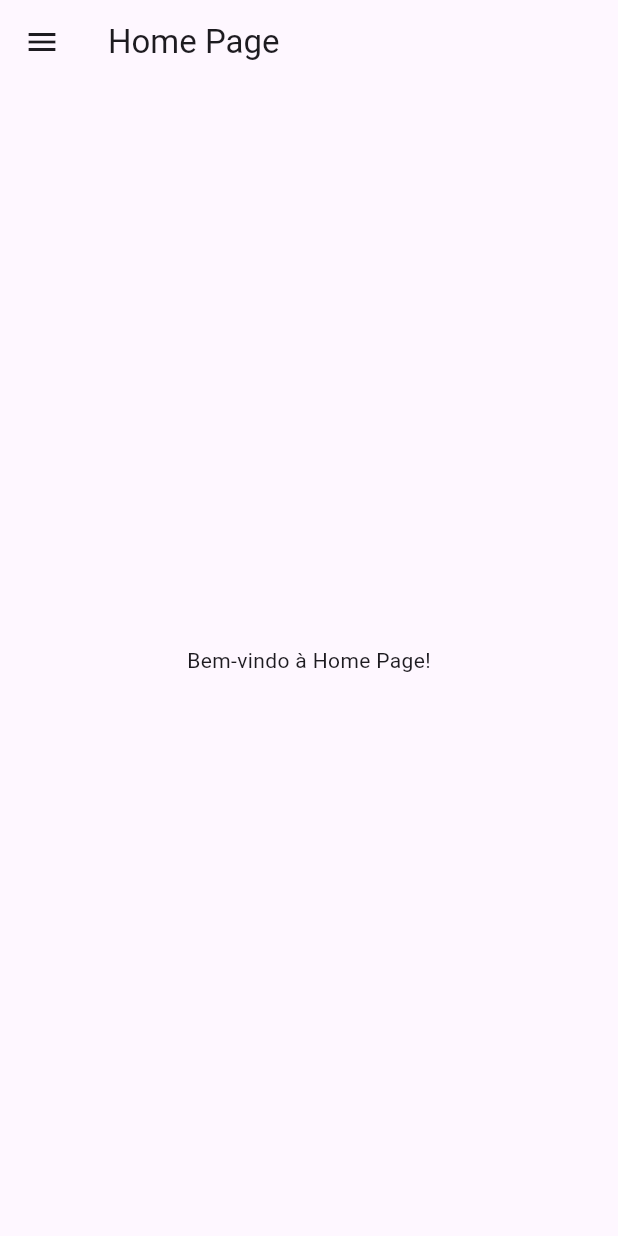
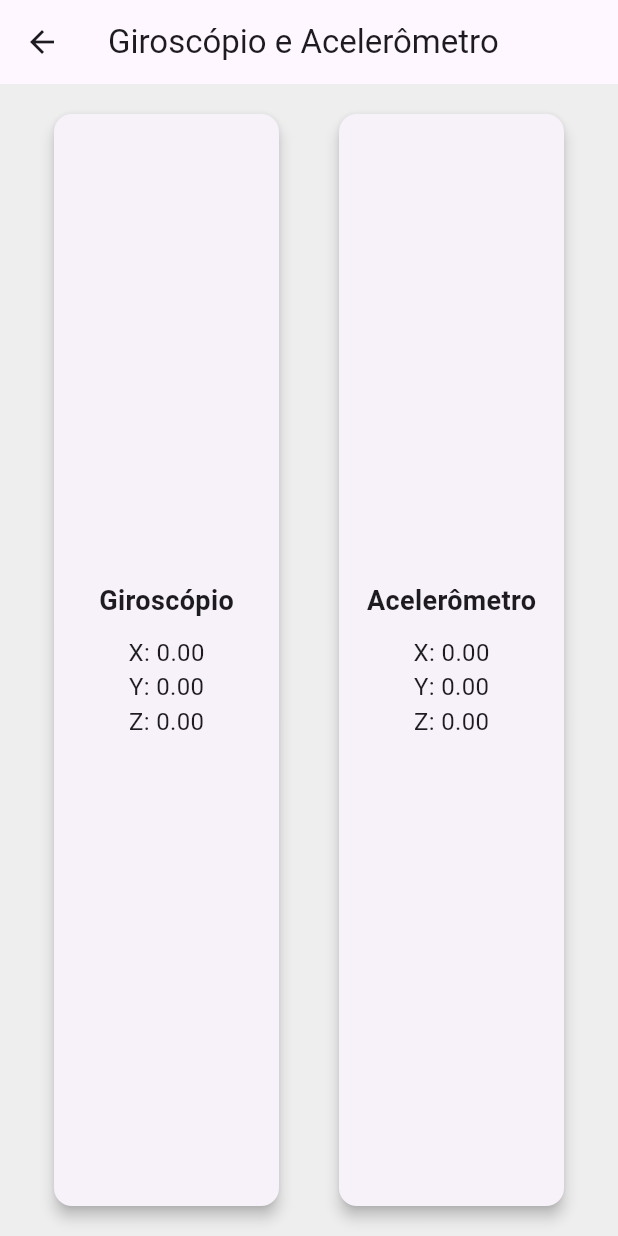
Before and after one commit to KronosZbr/utilidades_mobile, a Flutter app: the screen it shows after launch, in the side drawer, after a tap on "Giroscópio e Acelerômetro", on a phone screen of 412 x 824 dp. Run offline on Flutter 3.47's test engine with Material 3 defaults, Android fonts, the phone set to English and light mode, and no system bars; our stand-ins replace connectivity_plus, geolocator, image_picker, sensors_plus; missing offline and left inert: splash_screen_view.

Commit message:
atualização 2.0

```diff
--- a/lib/main.dart
+++ b/lib/main.dart
@@ -4,6 +4,8 @@ import 'gps_page.dart';
 import 'package:splash_screen_view/SplashScreenView.dart';
 import 'photo_page.dart';
 import 'tic_tac_toe.dart';
+import 'sensors.dart';
+import 'whatsapp_message.dart';
 
 void main() {
   runApp(MyApp());
@@ -114,14 +116,24 @@ class HomeScreen extends StatelessWidget {
               leading: const Icon(Icons.device_unknown),
               title: const Text('Giroscópio e Acelerômetro'),
               onTap: () {
-                Navigator.pop(context);
+                Navigator.push(
+                  context,
+                  MaterialPageRoute(
+                    builder: (context) => GyroscopeAccelerometerPage(),
+                  ),
+                );
               },
             ),
             ListTile(
               leading: const Icon(Icons.message),
               title: const Text('Enviar Mensagem para WhatsApp'),
               onTap: () {
-                Navigator.pop(context);
+                Navigator.push(
+                  context,
+                  MaterialPageRoute(
+                    builder: (context) => const WhatsappMessagePage(),
+                  ),
+                );
               },
             ),
           ],
--- /dev/null
+++ b/lib/sensors.dart
@@ -0,0 +1,89 @@
+import 'package:flutter/material.dart';
+import 'package:sensors_plus/sensors_plus.dart';
+
+class GyroscopeAccelerometerPage extends StatefulWidget {
+  @override
+  _GyroscopeAccelerometerPageState createState() =>
+      _GyroscopeAccelerometerPageState();
+}
+
+class _GyroscopeAccelerometerPageState
+    extends State<GyroscopeAccelerometerPage> {
+  double _xGyroscope = 0.0;
+  double _yGyroscope = 0.0;
+  double _zGyroscope = 0.0;
+
+  double _xAccelerometer = 0.0;
+  double _yAccelerometer = 0.0;
+  double _zAccelerometer = 0.0;
+
+  @override
+  void initState() {
+    super.initState();
+
+    // Listening to gyroscope events
+    gyroscopeEvents.listen((GyroscopeEvent event) {
+      setState(() {
+        _xGyroscope = event.x;
+        _yGyroscope = event.y;
+        _zGyroscope = event.z;
+      });
+    });
+
+    // Listening to accelerometer events
+    accelerometerEvents.listen((AccelerometerEvent event) {
+      setState(() {
+        _xAccelerometer = event.x;
+        _yAccelerometer = event.y;
+        _zAccelerometer = event.z;
+      });
+    });
+  }
+
+  @override
+  Widget build(BuildContext context) {
+    return Scaffold(
+      appBar: AppBar(
+        title: const Text('Giroscópio e Acelerômetro'),
+      ),
+      body: Container(
+        padding: const EdgeInsets.all(16.0),
+        color: Colors.grey[200], // Cor de fundo
+        child: Row(
+          mainAxisAlignment: MainAxisAlignment.spaceAround,
+          children: [
+            _buildSensorCard(
+                'Giroscópio', _xGyroscope, _yGyroscope, _zGyroscope),
+            _buildSensorCard('Acelerômetro', _xAccelerometer, _yAccelerometer,
+                _zAccelerometer),
+          ],
+        ),
+      ),
+    );
+  }
+
+  Widget _buildSensorCard(String title, double x, double y, double z) {
+    return Card(
+      elevation: 4,
+      child: Container(
+        width: 150, // Largura do card
+        padding: const EdgeInsets.all(16.0),
+        child: Column(
+          mainAxisAlignment: MainAxisAlignment.center,
+          children: [
+            Text(title,
+                style:
+                    const TextStyle(fontSize: 18, fontWeight: FontWeight.bold)),
+            SizedBox(height: 10),
+            Text('X: ${x.toStringAsFixed(2)}',
+                style: const TextStyle(fontSize: 16)),
+            Text('Y: ${y.toStringAsFixed(2)}',
+                style: const TextStyle(fontSize: 16)),
+            Text('Z: ${z.toStringAsFixed(2)}',
+                style: const TextStyle(fontSize: 16)),
+          ],
+        ),
+      ),
+    );
+  }
+}
--- a/pubspec.yaml
+++ b/pubspec.yaml
@@ -14,9 +14,11 @@ dependencies:
   flutter_vector_icons: ^2.0.0
   splash_screen_view: ^3.0.0
   geolocator: ^9.0.2
+  url_launcher: ^6.3.0
   image_picker: ^0.8.7+4
   connectivity_plus: ^3.0.3
   cupertino_icons: ^1.0.6
+  sensors_plus: ^6.0.1
 
 dev_dependencies:
   flutter_test:
```
Also changed, not shown: lib/whatsapp_message.dart (added, +34 -0 lines), pubspec.lock, 5 other files.
